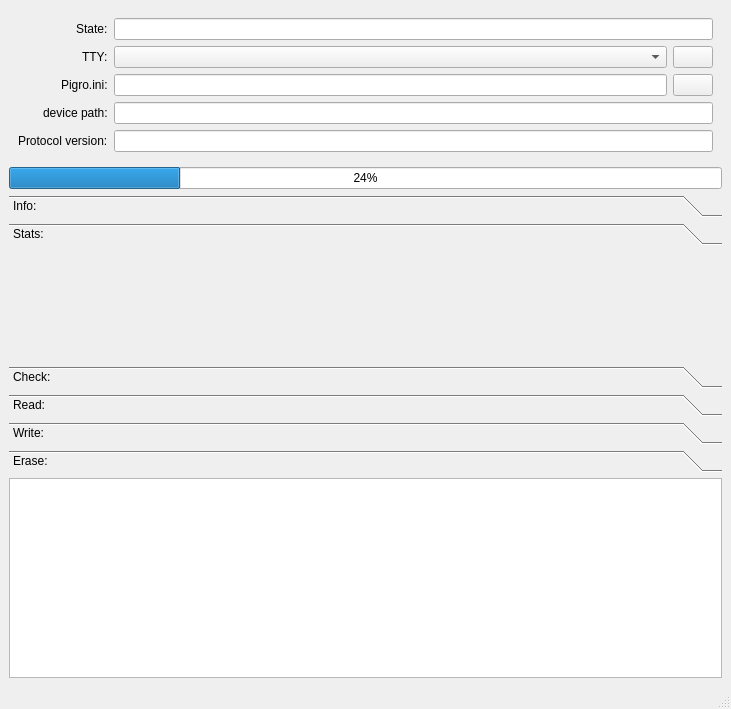
Qt form pigro-gui/PigroWindow.ui (zolotov-av/pigro) before a commit.
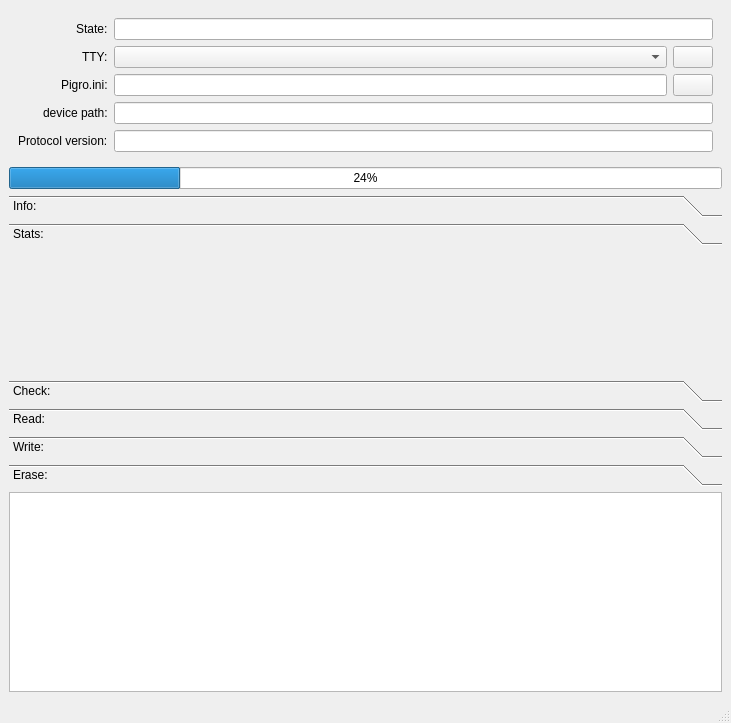
The same form after that commit. The open tabs and pages were chosen to show the change. Icons and pictures are not drawn.

What changed in the file:
```diff
--- a/pigro-gui/PigroWindow.ui
+++ b/pigro-gui/PigroWindow.ui
@@ -7,7 +7,7 @@
     <x>0</x>
     <y>0</y>
     <width>731</width>
-    <height>709</height>
+    <height>723</height>
    </rect>
   </property>
   <property name="windowTitle">
@@ -235,7 +235,7 @@
          <x>0</x>
          <y>0</y>
          <width>713</width>
-         <height>54</height>
+         <height>68</height>
         </rect>
        </property>
        <attribute name="label">
@@ -428,6 +428,11 @@
         <height>200</height>
        </size>
       </property>
+      <property name="font">
+       <font>
+        <family>Monospace</family>
+       </font>
+      </property>
      </widget>
     </item>
    </layout>
```
Left out of the diff: 4 changed lines with no effect on the pictures.
